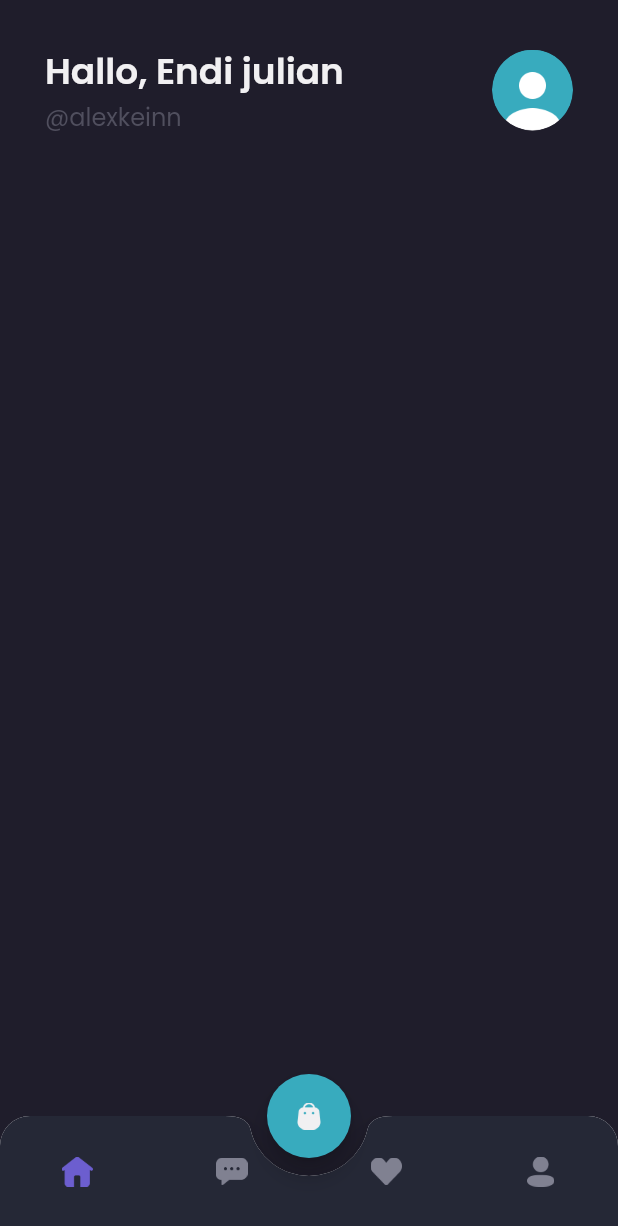
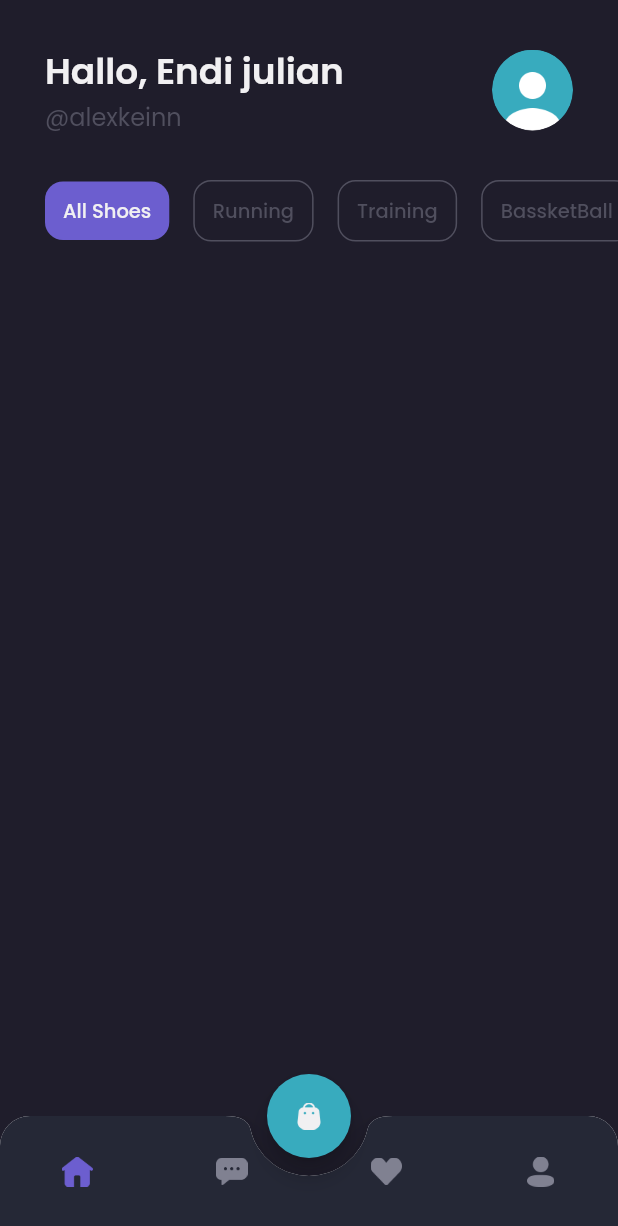
Before and after one commit to endijulian/flutter-ecommerce, a Flutter app: the MainPage screen opened by its route, on a phone screen of 412 x 824 dp. Shown: the top 1226 px of the screen. Run offline on Flutter 3.47's test engine with Material 2 defaults, Android fonts, the phone set to English and light mode, and no system bars; our stand-ins replace google_fonts.

Commit message:
home page, bagian categories

```diff
--- a/lib/pages/home/home_page.dart
+++ b/lib/pages/home/home_page.dart
@@ -1,3 +1,5 @@
+// ignore_for_file: prefer_const_constructors
+
 import 'package:flutter/material.dart';
 import 'package:flutter_ecommerce/theme.dart';
 
@@ -49,9 +51,124 @@ class HomePage extends StatelessWidget {
       );
     }
 
+    Widget categories() {
+      return Container(
+        margin: EdgeInsets.only(top: defaultMargin),
+        child: SingleChildScrollView(
+          scrollDirection: Axis.horizontal,
+          child: Row(
+            children: [
+              SizedBox(
+                width: defaultMargin,
+              ),
+              Container(
+                padding: EdgeInsets.symmetric(
+                  horizontal: 12,
+                  vertical: 10,
+                ),
+                margin: EdgeInsets.only(right: 16),
+                decoration: BoxDecoration(
+                  borderRadius: BorderRadius.circular(12),
+                  color: primaryColor,
+                ),
+                child: Text(
+                  'All Shoes',
+                  style: primaryTextStyle.copyWith(
+                    fontSize: 13,
+                    fontWeight: medium,
+                  ),
+                ),
+              ),
+              Container(
+                margin: EdgeInsets.only(right: 16),
+                padding: EdgeInsets.symmetric(
+                  horizontal: 12,
+                  vertical: 10,
+                ),
+                decoration: BoxDecoration(
+                    borderRadius: BorderRadius.circular(12),
+                    color: transparanColor,
+                    border: Border.all(
+                      color: subtitleColor,
+                    )),
+                child: Text(
+                  'Running',
+                  style: subtitleTextStyle.copyWith(
+                    fontSize: 13,
+                    fontWeight: medium,
+                  ),
+                ),
+              ),
+              Container(
+                margin: EdgeInsets.only(right: 16),
+                padding: EdgeInsets.symmetric(
+                  horizontal: 12,
+                  vertical: 10,
+                ),
+                decoration: BoxDecoration(
+                    borderRadius: BorderRadius.circular(12),
+                    color: transparanColor,
+                    border: Border.all(
+                      color: subtitleColor,
+                    )),
+                child: Text(
+                  'Training',
+                  style: subtitleTextStyle.copyWith(
+                    fontSize: 13,
+                    fontWeight: medium,
+                  ),
+                ),
+              ),
+              Container(
+                margin: EdgeInsets.only(right: 16),
+                padding: EdgeInsets.symmetric(
+                  horizontal: 12,
+                  vertical: 10,
+                ),
+                decoration: BoxDecoration(
+                    borderRadius: BorderRadius.circular(12),
+                    color: transparanColor,
+                    border: Border.all(
+                      color: subtitleColor,
+                    )),
+                child: Text(
+                  'BassketBall',
+                  style: subtitleTextStyle.copyWith(
+                    fontSize: 13,
+                    fontWeight: medium,
+                  ),
+                ),
+              ),
+              Container(
+                margin: EdgeInsets.only(right: 16),
+                padding: EdgeInsets.symmetric(
+                  horizontal: 12,
+                  vertical: 10,
+                ),
+                decoration: BoxDecoration(
+                    borderRadius: BorderRadius.circular(12),
+                    color: transparanColor,
+                    border: Border.all(
+                      color: subtitleColor,
+                    )),
+                child: Text(
+                  'Hiking',
+                  style: subtitleTextStyle.copyWith(
+                    fontSize: 13,
+                    fontWeight: medium,
+                  ),
+                ),
+              ),
+            ],
+          ),
+        ),
+      );
+    }
+
     return ListView(
       children: [
         header(),
+        categories(),
       ],
     );
   }
--- a/lib/theme.dart
+++ b/lib/theme.dart
@@ -16,6 +16,7 @@ Color backgroundColor4 = Color(0xff252836);
 Color primaryTextColor = Color(0xffF1F0F2);
 Color secondaryTextColor = Color(0xff999999);
 Color subtitleColor = Color(0xff504F5E);
+Color transparanColor = Colors.transparent;
 
 TextStyle primaryTextStyle = GoogleFonts.poppins(
   color: primaryTextColor,
```
